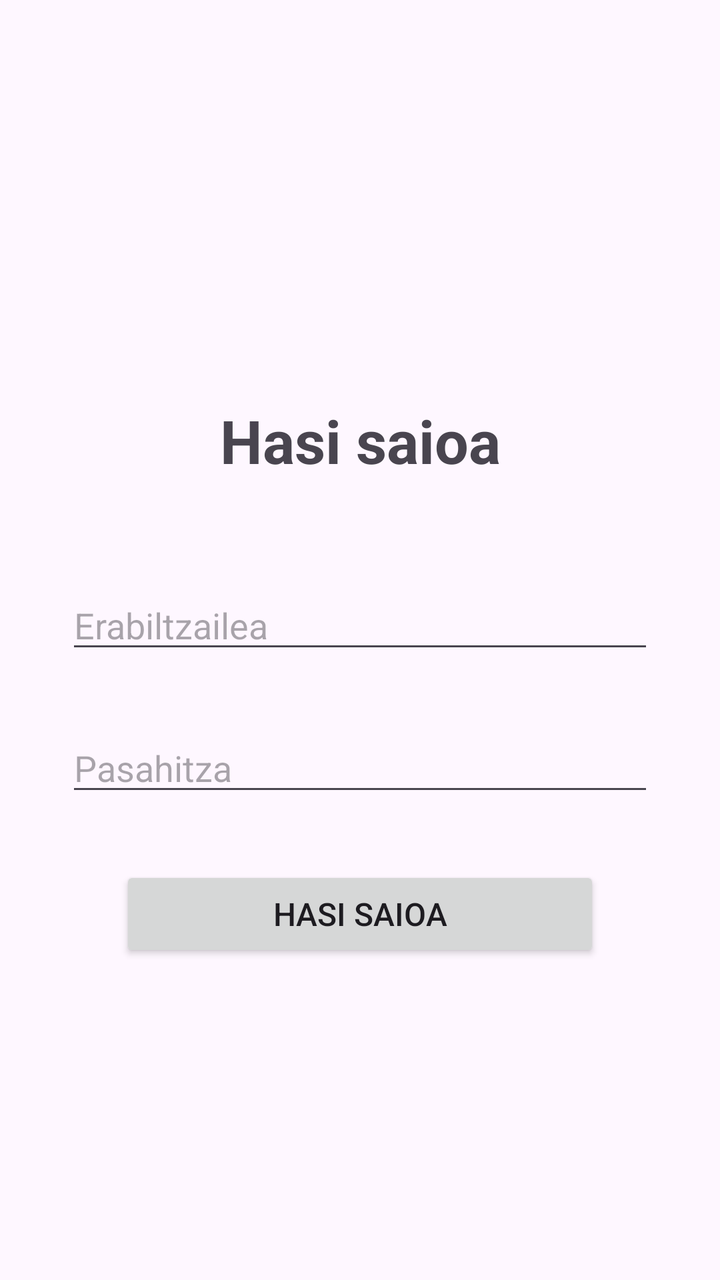
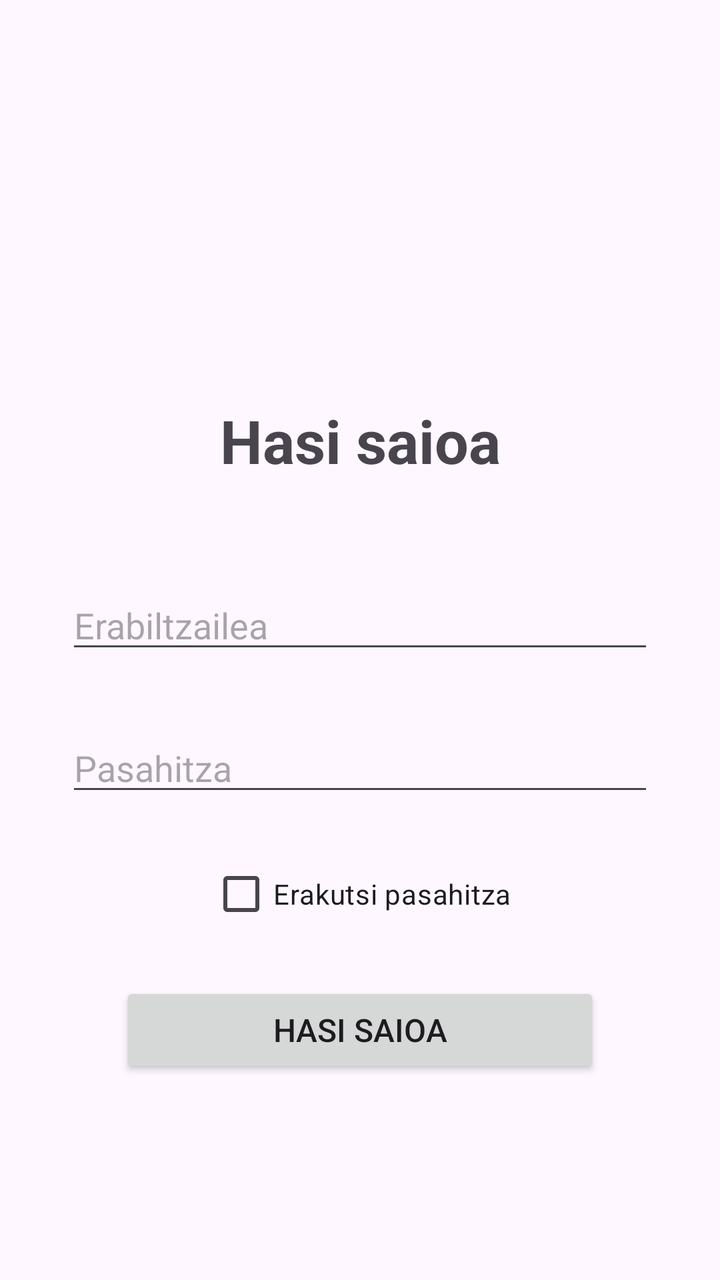

Two renders of the same Android screen: before a commit and after it. Below are the layout's source before the change and the commit's diff.
<!-- AndroidManifest.xml: application theme Theme.Erronka4 -->
<!-- res/layout/activity_login.xml -->
<?xml version="1.0" encoding="utf-8"?>
<androidx.constraintlayout.widget.ConstraintLayout xmlns:android="http://schemas.android.com/apk/res/android"
    xmlns:app="http://schemas.android.com/apk/res-auto"
    xmlns:tools="http://schemas.android.com/tools"
    android:id="@+id/main"
    android:layout_width="match_parent"
    android:layout_height="match_parent"
    tools:context=".Login">

    <EditText
        android:id="@+id/editTextRegisterPassword"
        android:layout_width="wrap_content"
        android:layout_height="wrap_content"
        android:layout_marginTop="30dp"
        android:ems="14"
        android:hint="Pasahitza"
        android:inputType="textPassword"
        android:textSize="18sp"
        app:layout_constraintEnd_toEndOf="parent"
        app:layout_constraintStart_toStartOf="parent"
        app:layout_constraintTop_toBottomOf="@+id/editTextRegisterUsername" />

    <EditText
        android:id="@+id/editTextRegisterUsername"
        android:layout_width="wrap_content"
        android:layout_height="wrap_content"
        android:layout_marginTop="50dp"
        android:ems="14"
        android:hint="Erabiltzailea"
        android:inputType="text"
        android:textSize="18sp"
        app:layout_constraintEnd_toEndOf="parent"
        app:layout_constraintStart_toStartOf="parent"
        app:layout_constraintTop_toBottomOf="@+id/textView4" />

    <TextView
        android:id="@+id/textView4"
        android:layout_width="wrap_content"
        android:layout_height="wrap_content"
        android:layout_marginTop="200dp"
        android:text="Hasi saioa"
        android:textSize="30sp"
        android:textStyle="bold"
        app:layout_constraintEnd_toEndOf="parent"
        app:layout_constraintStart_toStartOf="parent"
        app:layout_constraintTop_toTopOf="parent" />

    <Button
        android:id="@+id/btnCreateAcount"
        android:layout_width="0dp"
        android:layout_height="wrap_content"
        android:layout_marginStart="60dp"
        android:layout_marginTop="30dp"
        android:layout_marginEnd="60dp"
        android:text="Hasi saioa"
        android:textSize="16sp"
        app:layout_constraintEnd_toEndOf="parent"
        app:layout_constraintStart_toStartOf="parent"
        app:layout_constraintTop_toBottomOf="@+id/editTextRegisterPassword" />

</androidx.constraintlayout.widget.ConstraintLayout>
<!-- resources referenced by this layout -->
<resources>
  <style name="Theme.Erronka4" parent="Base.Theme.Erronka4" />
  <style name="Base.Theme.Erronka4" parent="Theme.Material3.DayNight.NoActionBar">
          
          
      </style>
</resources>

<!-- the commit's change to res/layout/activity_login.xml (unified diff, before → after) -->
@@ -50,10 +50,21 @@
         android:layout_width="0dp"
         android:layout_height="wrap_content"
         android:layout_marginStart="60dp"
-        android:layout_marginTop="30dp"
+        android:layout_marginTop="20dp"
         android:layout_marginEnd="60dp"
         android:text="Hasi saioa"
         android:textSize="16sp"
+        app:layout_constraintEnd_toEndOf="parent"
+        app:layout_constraintHorizontal_bias="0.0"
+        app:layout_constraintStart_toStartOf="parent"
+        app:layout_constraintTop_toBottomOf="@+id/showPasswordCheckbox" />
+
+    <CheckBox
+        android:id="@+id/showPasswordCheckbox"
+        android:layout_width="wrap_content"
+        android:layout_height="wrap_content"
+        android:layout_marginTop="20dp"
+        android:text="Erakutsi pasahitza"
         app:layout_constraintEnd_toEndOf="parent"
         app:layout_constraintStart_toStartOf="parent"
         app:layout_constraintTop_toBottomOf="@+id/editTextRegisterPassword" />
